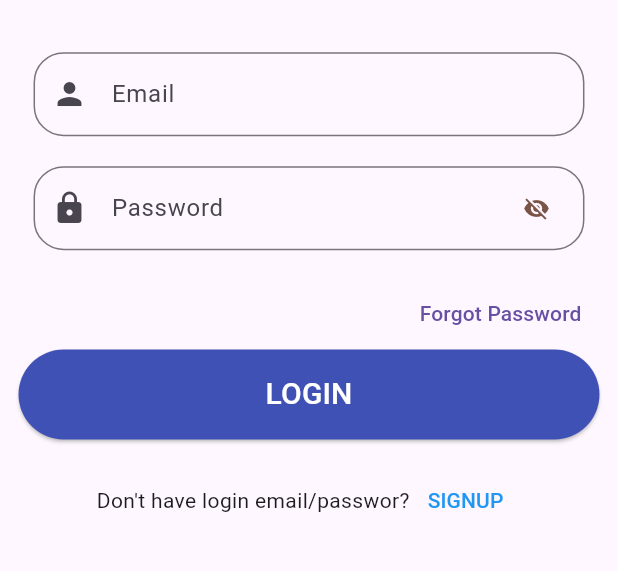
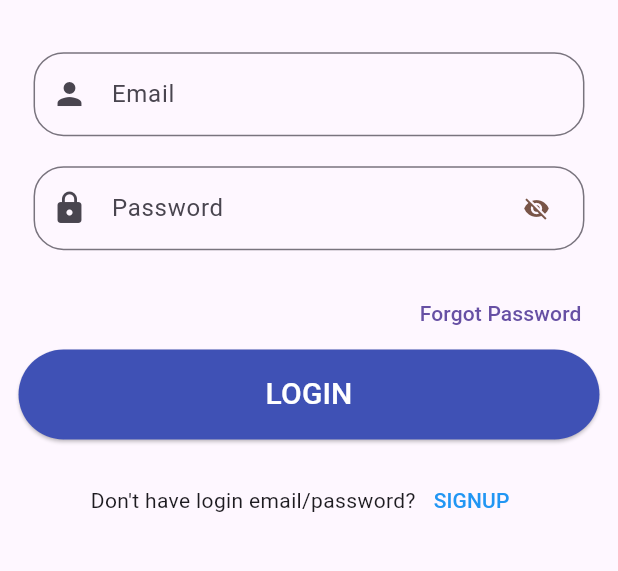
Before and after one commit to sumanghimire00/Chat-Boot, a Flutter app: the screen it shows after launch, on a phone screen of 412 x 824 dp, the part 412-983 px from its top. Run offline on Flutter 3.47's test engine with Material 3 defaults, Android fonts, the phone set to English and light mode, and no system bars; drawn by our look-alikes of flutter_form_builder; our stand-ins replace cloud_firestore, firebase_auth, firebase_core, firebase_messaging, page_transition, shared_preferences; accounts and stored records are empty.

Commit message:
Working on The Project  , Some minur changes on Login Body

```diff
--- a/lib/screens/auth_screens/login_body.dart
+++ b/lib/screens/auth_screens/login_body.dart
@@ -150,7 +150,7 @@ class _LoginBodyState extends State<LoginBody> {
                       Row(
                         mainAxisAlignment: MainAxisAlignment.center,
                         children: [
-                          const Text("Don't have login email/passwor?"),
+                          const Text("Don't have login email/password?"),
                           TextButton(
                             onPressed: () {
                               Navigator.push(
```
Also changed, not shown: pubspec.lock.
